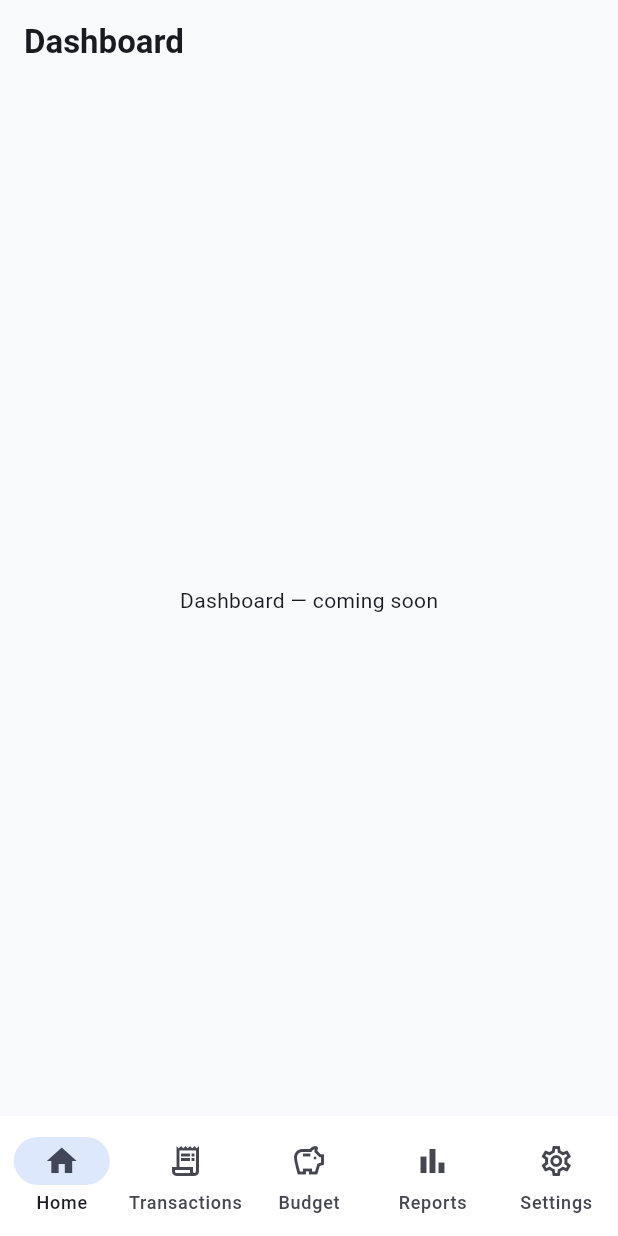
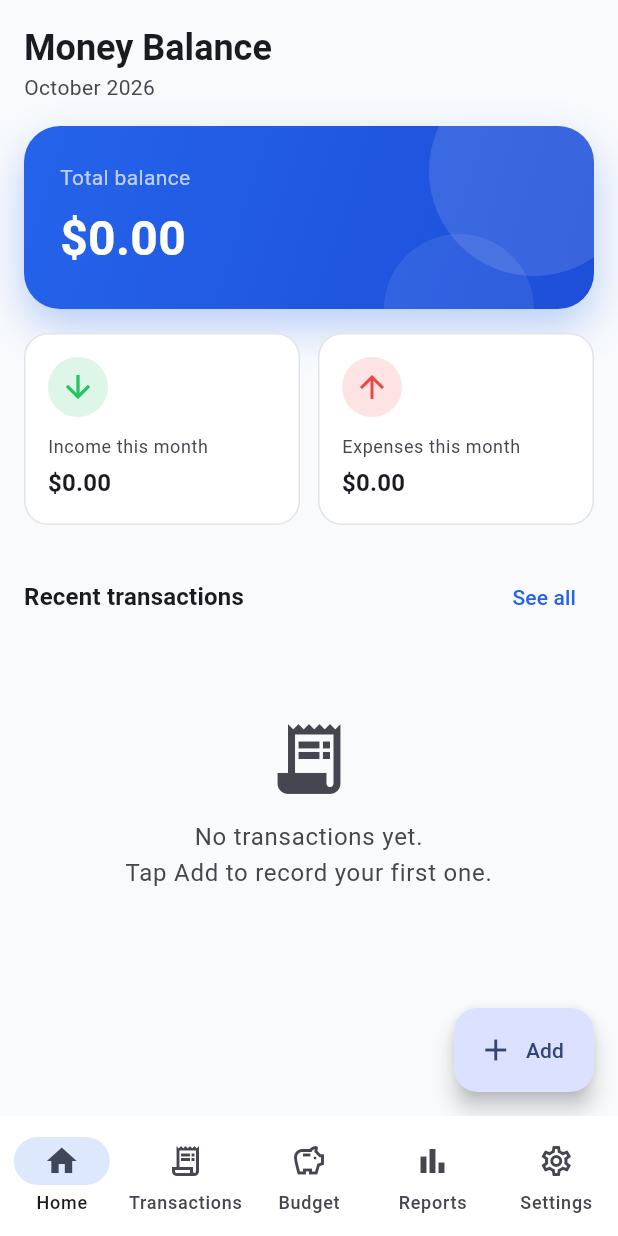
Before and after one commit to IroshRanasinghe/Money-Balancer, a Flutter app: the screen it shows after launch, on a phone screen of 412 x 824 dp. Run offline on Flutter 3.47's test engine with Material 3 defaults, Android fonts, the phone set to English and light mode, and no system bars; our stand-ins replace dartz, equatable, flutter_bloc, freezed_annotation, get_it, go_router and 2 more; accounts and stored records are empty.

Commit message:
feat: dashboard with balance, monthly totals and recent transactions
Co-Authored-By: Claude Opus 5.5 <noreply@anthropic.com>

```diff
--- a/lib/features/dashboard/dashboard_injection.dart
+++ b/lib/features/dashboard/dashboard_injection.dart
@@ -1,3 +1,11 @@
 import 'package:get_it/get_it.dart';
 
-void registerDashboard(GetIt sl) {}
+import 'domain/usecases/get_dashboard_summary.dart';
+import 'presentation/bloc/dashboard_bloc.dart';
+
+void registerDashboard(GetIt sl) {
+  // Use cases
+  sl.registerFactory(() => GetDashboardSummary(sl()));
+  // BLoCs
+  sl.registerFactory(() => DashboardBloc(sl()));
+}
--- a/lib/features/dashboard/dashboard_routes.dart
+++ b/lib/features/dashboard/dashboard_routes.dart
@@ -1,7 +1,14 @@
 import 'package:flutter/widgets.dart';
+import 'package:flutter_bloc/flutter_bloc.dart';
 import 'package:go_router/go_router.dart';
 
-import '../../core/widgets/placeholder_page.dart';
+import '../../core/di/injection_container.dart';
+import 'presentation/bloc/dashboard_bloc.dart';
+import 'presentation/bloc/dashboard_event.dart';
+import 'presentation/pages/dashboard_page.dart';
 
 Widget dashboardRouteBuilder(BuildContext context, GoRouterState state) =>
-    const PlaceholderPage(title: 'Dashboard');
+    BlocProvider(
+      create: (_) => sl<DashboardBloc>()..add(const DashboardLoadRequested()),
+      child: const DashboardPage(),
+    );
--- /dev/null
+++ b/lib/features/dashboard/domain/entities/dashboard_summary.dart
@@ -0,0 +1,15 @@
+import 'package:freezed_annotation/freezed_annotation.dart';
+
+import '../../../transactions/domain/entities/transaction.dart';
+
+part 'dashboard_summary.freezed.dart';
+
+@freezed
+abstract class DashboardSummary with _$DashboardSummary {
+  const factory DashboardSummary({
+    required double totalBalance,
+    required double monthIncome,
+    required double monthExpense,
+    required List<Transaction> recentTransactions,
+  }) = _DashboardSummary;
+}
--- /dev/null
+++ b/lib/features/dashboard/domain/usecases/get_dashboard_summary.dart
@@ -0,0 +1,40 @@
+import 'package:dartz/dartz.dart';
+
+import '../../../../core/error/failures.dart';
+import '../../../../core/utils/extensions.dart';
+import '../../../transactions/domain/entities/transaction.dart';
+import '../../../transactions/domain/repositories/transaction_repository.dart';
+import '../entities/dashboard_summary.dart';
+
+class GetDashboardSummary {
+  const GetDashboardSummary(this._repository);
+
+  static const recentCount = 5;
+
+  final TransactionRepository _repository;
+
+  /// [now] selects the "current month" for the month totals.
+  Future<Either<Failure, DashboardSummary>> call(DateTime now) async {
+    final result = await _repository.getTransactions();
+    return result.map((txs) {
+      var balance = 0.0, income = 0.0, expense = 0.0;
+      for (final t in txs) {
+        final signed = t.type == TransactionType.income ? t.amount : -t.amount;
+        balance += signed;
+        if (t.date.isSameMonth(now)) {
+          if (t.type == TransactionType.income) {
+            income += t.amount;
+          } else {
+            expense += t.amount;
+          }
+        }
+      }
+      return DashboardSummary(
+        totalBalance: balance,
+        monthIncome: income,
+        monthExpense: expense,
+        recentTransactions: txs.take(recentCount).toList(),
+      );
+    });
+  }
+}
--- /dev/null
+++ b/lib/features/dashboard/presentation/bloc/dashboard_bloc.dart
@@ -0,0 +1,32 @@
+import 'package:flutter_bloc/flutter_bloc.dart';
+
+import '../../domain/usecases/get_dashboard_summary.dart';
+import 'dashboard_event.dart';
+import 'dashboard_state.dart';
+
+class DashboardBloc extends Bloc<DashboardEvent, DashboardState> {
+  DashboardBloc(this._getDashboardSummary) : super(const DashboardState()) {
+    on<DashboardLoadRequested>(_onLoadRequested);
+  }
+
+  final GetDashboardSummary _getDashboardSummary;
+
+  Future<void> _onLoadRequested(
+    DashboardLoadRequested event,
+    Emitter<DashboardState> emit,
+  ) async {
+    emit(state.copyWith(status: DashboardStatus.loading, errorMessage: null));
+    final result = await _getDashboardSummary(DateTime.now());
+    result.fold(
+      (failure) => emit(state.copyWith(
+        status: DashboardStatus.failure,
+        errorMessage: failure.message,
+      )),
+      (summary) => emit(state.copyWith(
+        status: DashboardStatus.success,
+        summary: summary,
+        errorMessage: null,
+      )),
+    );
+  }
+}
--- /dev/null
+++ b/lib/features/dashboard/presentation/bloc/dashboard_event.dart
@@ -0,0 +1,12 @@
+import 'package:equatable/equatable.dart';
+
+sealed class DashboardEvent extends Equatable {
+  const DashboardEvent();
+
+  @override
+  List<Object?> get props => [];
+}
+
+class DashboardLoadRequested extends DashboardEvent {
+  const DashboardLoadRequested();
+}
--- /dev/null
+++ b/lib/features/dashboard/presentation/bloc/dashboard_state.dart
@@ -0,0 +1,16 @@
+import 'package:freezed_annotation/freezed_annotation.dart';
+
+import '../../domain/entities/dashboard_summary.dart';
+
+part 'dashboard_state.freezed.dart';
+
+enum DashboardStatus { initial, loading, success, failure }
+
+@freezed
+abstract class DashboardState with _$DashboardState {
+  const factory DashboardState({
+    @Default(DashboardStatus.initial) DashboardStatus status,
+    DashboardSummary? summary,
+    String? errorMessage,
+  }) = _DashboardState;
+}
--- /dev/null
+++ b/lib/features/dashboard/presentation/pages/dashboard_page.dart
@@ -0,0 +1,181 @@
+import 'package:flutter/material.dart';
+import 'package:flutter_bloc/flutter_bloc.dart';
+import 'package:go_router/go_router.dart';
+
+import '../../../../core/config/constants.dart';
+import '../../../../core/config/theme.dart';
+import '../../../../core/utils/formatters.dart';
+import '../../../../shared/widgets/empty_state.dart';
+import '../../../../shared/widgets/transaction_tile.dart';
+import '../../../settings/presentation/bloc/settings_bloc.dart';
+import '../../../transactions/domain/entities/transaction.dart';
+import '../../domain/entities/dashboard_summary.dart';
+import '../bloc/dashboard_bloc.dart';
+import '../bloc/dashboard_event.dart';
+import '../bloc/dashboard_state.dart';
+import '../widgets/add_transaction_sheet.dart';
+import '../widgets/balance_card.dart';
+import '../widgets/summary_card.dart';
+
+class DashboardPage extends StatelessWidget {
+  const DashboardPage({super.key});
+
+  @override
+  Widget build(BuildContext context) {
+    final bloc = context.read<DashboardBloc>();
+    return Scaffold(
+      floatingActionButton: FloatingActionButton.extended(
+        icon: const Icon(Icons.add),
+        label: const Text('Add'),
+        onPressed: () async {
+          final route = await AddTransactionSheet.show(context);
+          if (route == null || !context.mounted) return;
+          final changed = await context.push<bool>(route);
+          if (changed == true && context.mounted) {
+            bloc.add(const DashboardLoadRequested());
+          }
+        },
+      ),
+      body: SafeArea(
+        child: BlocBuilder<DashboardBloc, DashboardState>(
+          builder: (context, state) {
+            final Widget content;
+            if (state.summary == null &&
+                state.status != DashboardStatus.failure) {
+              content = const Center(
+                key: ValueKey('loading'),
+                child: CircularProgressIndicator(),
+              );
+            } else if (state.summary == null) {
+              content = EmptyState(
+                key: const ValueKey('failure'),
+                icon: Icons.error_outline,
+                message: state.errorMessage ?? 'Something went wrong.',
+                action: TextButton(
+                  onPressed: () => bloc.add(const DashboardLoadRequested()),
+                  child: const Text('Retry'),
+                ),
+              );
+            } else {
+              content = _Content(
+                key: const ValueKey('content'),
+                summary: state.summary!,
+              );
+            }
+            return AnimatedSwitcher(
+              duration: const Duration(milliseconds: 300),
+              child: content,
+            );
+          },
+        ),
+      ),
+    );
+  }
+}
+
+class _Content extends StatelessWidget {
+  const _Content({super.key, required this.summary});
+
+  final DashboardSummary summary;
+
+  @override
+  Widget build(BuildContext context) {
+    final bloc = context.read<DashboardBloc>();
+    final theme = Theme.of(context);
+    final currency =
+        context.select((SettingsBloc b) => b.state.settings.currency);
+    final now = DateTime.now();
+
+    return RefreshIndicator(
+      onRefresh: () async {
+        bloc.add(const DashboardLoadRequested());
+        await bloc.stream
+            .firstWhere((s) => s.status != DashboardStatus.loading);
+      },
+      child: ListView(
+        physics: const AlwaysScrollableScrollPhysics(),
+        padding: const EdgeInsets.all(16),
+        children: [
+          Text(
+            'Money Balance',
+            style: theme.textTheme.headlineSmall
+                ?.copyWith(fontWeight: FontWeight.bold),
+          ),
+          Text(
+            formatMonthYear(now.month, now.year),
+            style: theme.textTheme.bodyMedium
+                ?.copyWith(color: theme.colorScheme.onSurfaceVariant),
+          ),
+          const SizedBox(height: 16),
+          BalanceCard(balance: summary.totalBalance, currencyCode: currency),
+          const SizedBox(height: 16),
+          Row(
+            crossAxisAlignment: CrossAxisAlignment.start,
+            children: [
+              Expanded(
+                child: SummaryCard(
+                  label: 'Income this month',
+                  amount: summary.monthIncome,
+                  currencyCode: currency,
+                  icon: Icons.arrow_downward,
+                  color: AppColors.success,
+                ),
+              ),
+              const SizedBox(width: 12),
+              Expanded(
+                child: SummaryCard(
+                  label: 'Expenses this month',
+                  amount: summary.monthExpense,
+                  currencyCode: currency,
+                  icon: Icons.arrow_upward,
+                  color: AppColors.danger,
+                ),
+              ),
+            ],
+          ),
+          const SizedBox(height: 24),
+          Row(
+            children: [
+              Expanded(
+                child: Text(
+                  'Recent transactions',
+                  style: theme.textTheme.titleMedium
+                      ?.copyWith(fontWeight: FontWeight.bold),
+                ),
+              ),
+              TextButton(
+                onPressed: () => context.go(AppRoutes.transactions),
+                child: const Text('See all'),
+              ),
+            ],
+          ),
+          if (summary.recentTransactions.isEmpty)
+            const Padding(
+              padding: EdgeInsets.symmetric(vertical: 24),
+              child: EmptyState(
+                icon: Icons.receipt_long,
+                message: 'No transactions yet.\nTap Add to record your first one.',
+              ),
+            )
+          else
+            for (final t in summary.recentTransactions)
+              TransactionTile(
+                transaction: t,
+                currencyCode: currency,
+                onTap: () async {
+                  final changed = await context.push<bool>(
+                    t.type == TransactionType.expense
+                        ? AppRoutes.editExpense
+                        : AppRoutes.editIncome,
+                    extra: t,
+                  );
+                  if (changed == true && context.mounted) {
+                    bloc.add(const DashboardLoadRequested());
+                  }
+                },
+              ),
+        ],
+      ),
+    );
+  }
+}
--- /dev/null
+++ b/lib/features/dashboard/presentation/widgets/add_transaction_sheet.dart
@@ -0,0 +1,33 @@
+import 'package:flutter/material.dart';
+
+import '../../../../core/config/constants.dart';
+import '../../../../core/config/theme.dart';
+
+class AddTransactionSheet {
+  const AddTransactionSheet._();
+
+  /// Resolves to the route to push, or null if dismissed.
+  static Future<String?> show(BuildContext context) =>
+      showModalBottomSheet<String>(
+        context: context,
+        builder: (ctx) => SafeArea(
+          child: Column(
+            mainAxisSize: MainAxisSize.min,
+            children: [
+              ListTile(
+                leading: const Icon(Icons.remove_circle_outline,
+                    color: AppColors.danger),
+                title: const Text('Add expense'),
+                onTap: () => Navigator.pop(ctx, AppRoutes.addExpense),
+              ),
+              ListTile(
+                leading: const Icon(Icons.add_circle_outline,
+                    color: AppColors.success),
+                title: const Text('Add income'),
+                onTap: () => Navigator.pop(ctx, AppRoutes.addIncome),
+              ),
+            ],
+          ),
+        ),
+      );
+}
--- /dev/null
+++ b/lib/features/dashboard/presentation/widgets/balance_card.dart
@@ -0,0 +1,91 @@
+import 'package:flutter/material.dart';
+
+import '../../../../core/config/theme.dart';
+import '../../../../core/utils/formatters.dart';
+
+class BalanceCard extends StatelessWidget {
+  const BalanceCard({
+    super.key,
+    required this.balance,
+    required this.currencyCode,
+  });
+
+  final double balance;
+  final String currencyCode;
+
+  @override
+  Widget build(BuildContext context) {
+    return Container(
+      width: double.infinity,
+      clipBehavior: Clip.antiAlias,
+      decoration: BoxDecoration(
+        borderRadius: BorderRadius.circular(24),
+        gradient: const LinearGradient(
+          begin: Alignment.topLeft,
+          end: Alignment.bottomRight,
+          colors: [AppColors.primary, Color(0xFF1D4ED8)],
+        ),
+        boxShadow: [
+          BoxShadow(
+            color: AppColors.primary.withValues(alpha: 0.3),
+            blurRadius: 24,
+            offset: const Offset(0, 12),
+          ),
+        ],
+      ),
+      child: Stack(
+        children: [
+          Positioned(
+            top: -40,
+            right: -30,
+            child: _circle(140, 0.12),
+          ),
+          Positioned(
+            bottom: -50,
+            right: 40,
+            child: _circle(100, 0.08),
+          ),
+          Padding(
+            padding: const EdgeInsets.all(24),
+            child: Column(
+              crossAxisAlignment: CrossAxisAlignment.start,
+              children: [
+                const Text(
+                  'Total balance',
+                  style: TextStyle(color: Colors.white70, fontSize: 14),
+                ),
+                const SizedBox(height: 8),
+                TweenAnimationBuilder<double>(
+                  tween: Tween(begin: 0, end: balance),
+                  duration: const Duration(milliseconds: 600),
+                  curve: Curves.easeOutCubic,
+                  builder: (context, value, _) => FittedBox(
+                    fit: BoxFit.scaleDown,
+                    alignment: Alignment.centerLeft,
+                    child: Text(
+                      formatCurrency(value, currencyCode),
+                      style: const TextStyle(
+                        color: Colors.white,
+                        fontSize: 32,
+                        fontWeight: FontWeight.bold,
+                      ),
+                    ),
+                  ),
+                ),
+              ],
+            ),
+          ),
+        ],
+      ),
+    );
+  }
+
+  Widget _circle(double size, double alpha) => Container(
+        width: size,
+        height: size,
+        decoration: BoxDecoration(
+          shape: BoxShape.circle,
+          color: Colors.white.withValues(alpha: alpha),
+        ),
+      );
+}
--- /dev/null
+++ b/lib/features/dashboard/presentation/widgets/summary_card.dart
@@ -0,0 +1,55 @@
+import 'package:flutter/material.dart';
+
+import '../../../../core/utils/formatters.dart';
+
+class SummaryCard extends StatelessWidget {
+  const SummaryCard({
+    super.key,
+    required this.label,
+    required this.amount,
+    required this.currencyCode,
+    required this.icon,
+    required this.color,
+  });
+
+  final String label;
+  final double amount;
+  final String currencyCode;
+  final IconData icon;
+  final Color color;
+
+  @override
+  Widget build(BuildContext context) {
+    final theme = Theme.of(context);
+    return Card(
+      child: Padding(
+        padding: const EdgeInsets.all(16),
+        child: Column(
+          crossAxisAlignment: CrossAxisAlignment.start,
+          children: [
+            CircleAvatar(
+              backgroundColor: color.withValues(alpha: 0.15),
+              child: Icon(icon, color: color),
+            ),
+            const SizedBox(height: 12),
+            Text(
+              label,
+              style: theme.textTheme.bodySmall
+                  ?.copyWith(color: theme.colorScheme.onSurfaceVariant),
+            ),
+            const SizedBox(height: 4),
+            FittedBox(
+              fit: BoxFit.scaleDown,
+              alignment: Alignment.centerLeft,
+              child: Text(
+                formatCurrency(amount, currencyCode),
+                style: theme.textTheme.titleMedium
+                    ?.copyWith(fontWeight: FontWeight.bold),
+              ),
+            ),
+          ],
+        ),
+      ),
+    );
+  }
+}
```
Also changed, not shown: lib/features/dashboard/domain/entities/dashboard_summary.freezed.dart (added), lib/features/dashboard/presentation/bloc/dashboard_state.freezed.dart (added).
